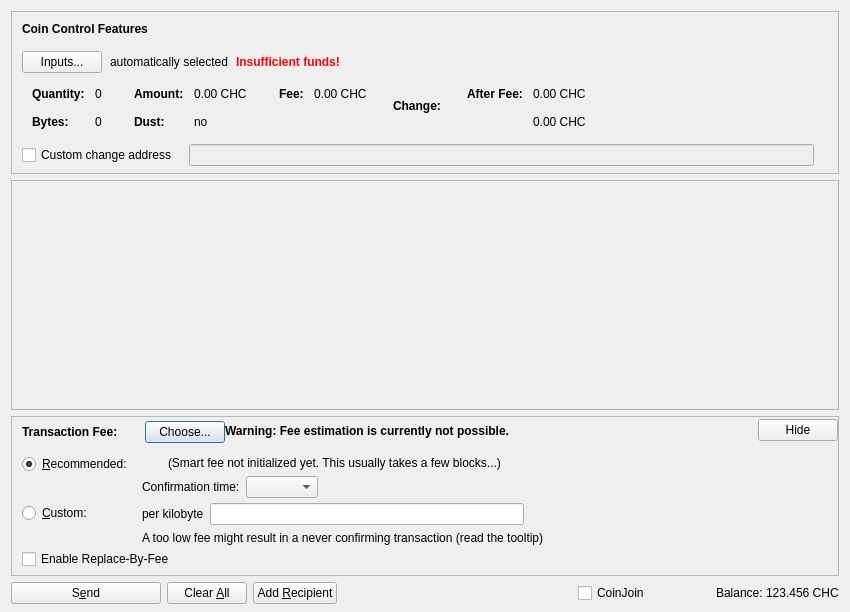
Old version of the form src/qt/forms/sendcoinsdialog.ui in the repository DreamShokk/bagicoin.
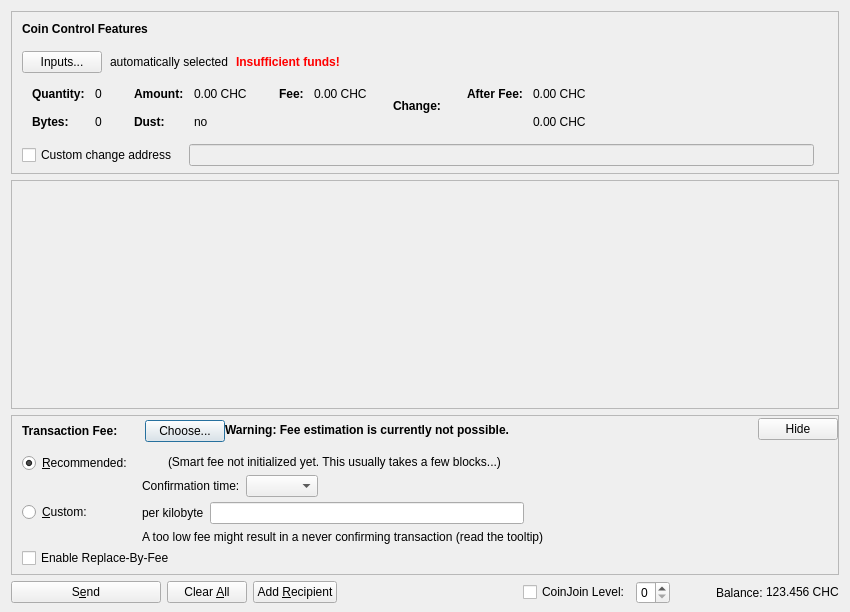
New version of the form. Icons and pictures are not drawn. Custom widgets are drawn as their Qt base class.

Commit message: Move the transaction analyzer to its own class and file and add caching functionality writes the current status to disk and reloads on startup flushes hourly

Diff of the .ui file:
```diff
--- a/src/qt/forms/sendcoinsdialog.ui
+++ b/src/qt/forms/sendcoinsdialog.ui
@@ -588,7 +588,7 @@
         <x>0</x>
         <y>0</y>
         <width>824</width>
-        <height>122</height>
+        <height>131</height>
        </rect>
       </property>
       <layout class="QVBoxLayout" name="verticalLayout_2" stretch="0,1">
@@ -1192,11 +1192,6 @@
       </spacer>
      </item>
      <item>
-      <layout class="QHBoxLayout" name="horizontalLayout_2">
-       <property name="spacing">
-        <number>3</number>
-       </property>
-       <item>
         <widget class="QCheckBox" name="checkUseCoinJoin">
          <property name="minimumSize">
           <size>
@@ -1205,13 +1200,25 @@
           </size>
          </property>
          <property name="text">
-          <string>CoinJoin</string>
+        <string>CoinJoin Level:</string>
          </property>
          <property name="checked">
           <bool>false</bool>
          </property>
         </widget>
        </item>
+     <item>
+      <widget class="QSpinBox" name="spinCoinJoinLevel">
+       <property name="maximum">
+        <number>3</number>
+       </property>
+      </widget>
+     </item>
+     <item>
+      <layout class="QHBoxLayout" name="horizontalLayout_2">
+       <property name="spacing">
+        <number>3</number>
+       </property>
        <item>
         <spacer name="horizontalSpacer_7">
          <property name="orientation">
```
Lines whose indentation alone changed are shown as unchanged. The commit also changes 11 other files.
